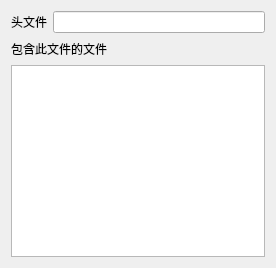
Old version of the form headsearch/headfileinfo.ui in the repository findAway/headsearch.
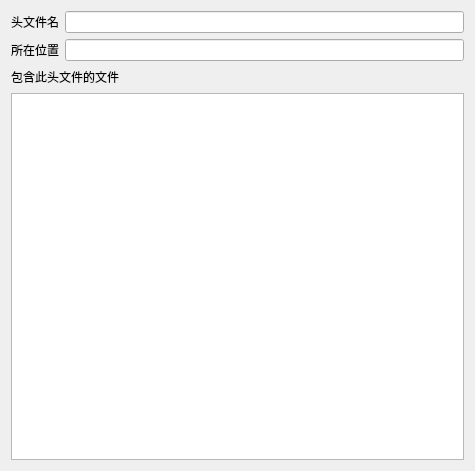
New version of the form.

Commit message: 使用CHeadFileInfo显示头文件具体信息

The edit to the form file:
```diff
--- a/headsearch/headfileinfo.ui
+++ b/headsearch/headfileinfo.ui
@@ -6,8 +6,8 @@
    <rect>
     <x>0</x>
     <y>0</y>
-    <width>276</width>
-    <height>268</height>
+    <width>475</width>
+    <height>471</height>
    </rect>
   </property>
   <property name="windowTitle">
@@ -21,7 +21,7 @@
        <item>
         <widget class="QLabel" name="label">
          <property name="text">
-          <string>头文件</string>
+          <string>头文件名</string>
          </property>
         </widget>
        </item>
@@ -30,12 +30,26 @@
        </item>
       </layout>
      </item>
+     <item>
+      <layout class="QHBoxLayout" name="horizontalLayout_3">
+       <item>
+        <widget class="QLabel" name="label_3">
+         <property name="text">
+          <string>所在位置</string>
+         </property>
+        </widget>
+       </item>
+       <item>
+        <widget class="QLineEdit" name="lineEditHeadFilePath"/>
+       </item>
+      </layout>
+     </item>
      <item>
       <layout class="QHBoxLayout" name="horizontalLayout_2">
        <item>
         <widget class="QLabel" name="label_2">
          <property name="text">
-          <string>包含此文件的文件</string>
+          <string>包含此头文件的文件</string>
          </property>
         </widget>
        </item>
@@ -55,7 +69,7 @@
       </layout>
      </item>
      <item>
-      <widget class="QListWidget" name="listWidgetFileInfo"/>
+      <widget class="QListView" name="listViewContainFile"/>
      </item>
     </layout>
    </item>
```
Left out of the diff: 6 changed lines with no effect on the pictures. The commit also changes 10 other files.
